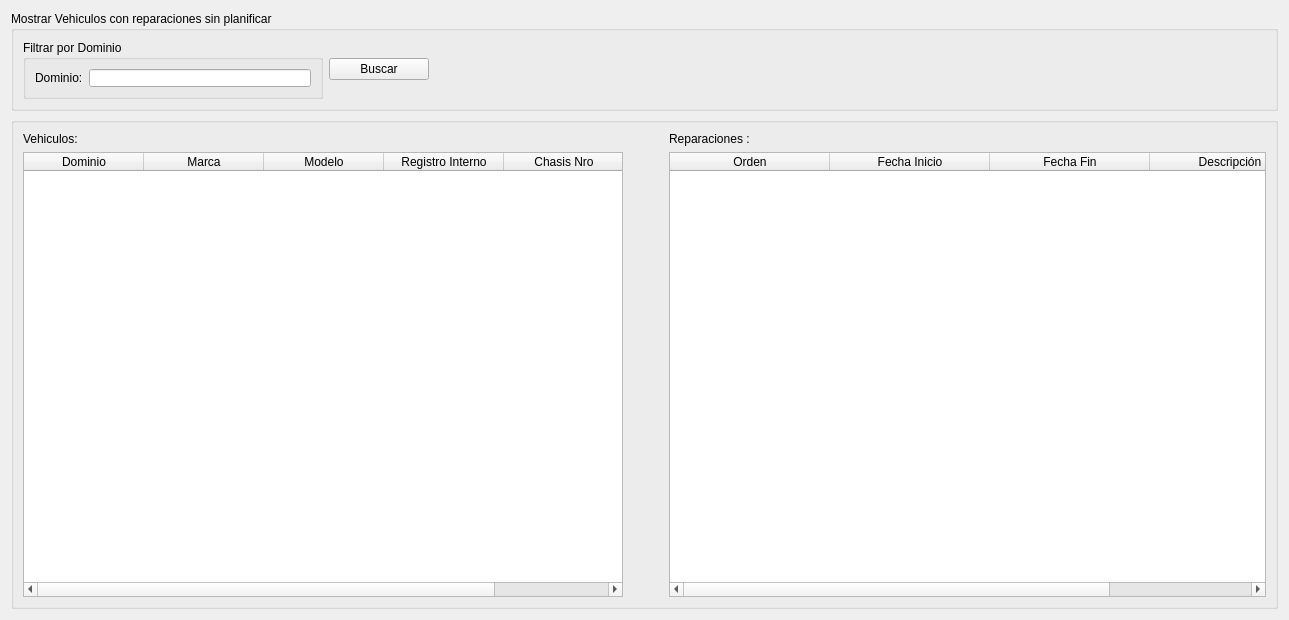
Old version of the form src/ui/WidgetMostrarReparacionesPorVehiculo.ui in the repository guilleurrutia10/division-transporte.
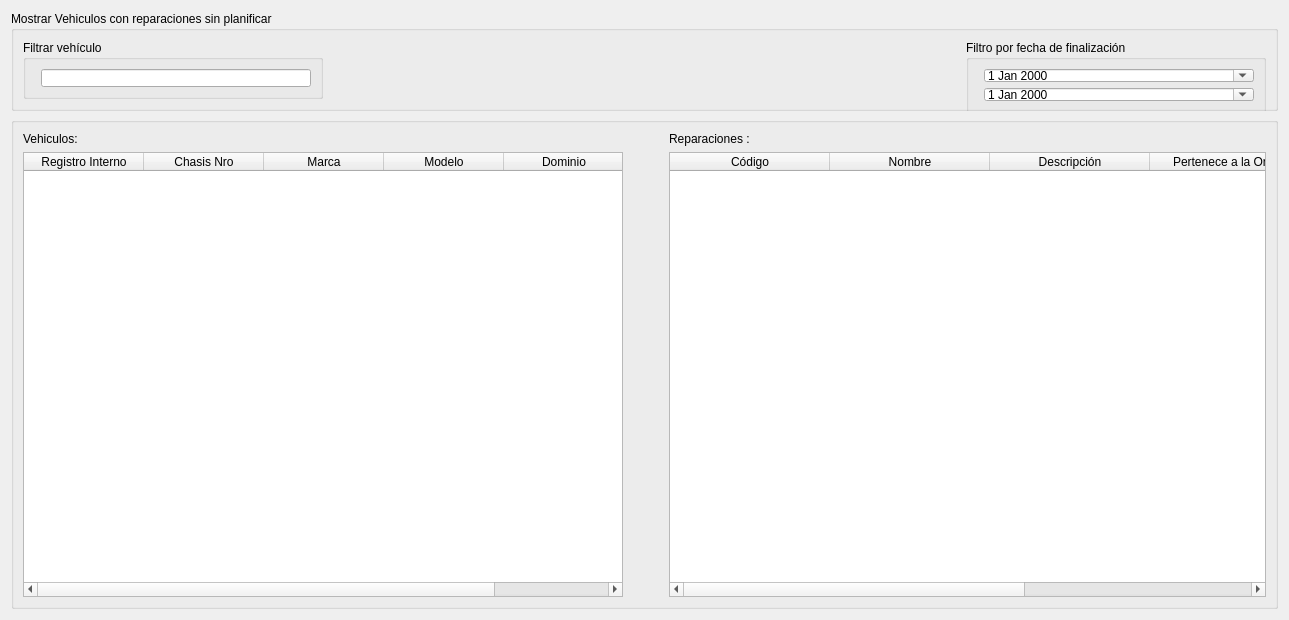
New version of the form.

Commit message: Ver reparaciones en un tiempo determinado. OK

What changed in the file:
```diff
--- a/src/ui/WidgetMostrarReparacionesPorVehiculo.ui
+++ b/src/ui/WidgetMostrarReparacionesPorVehiculo.ui
@@ -56,44 +56,18 @@
          </size>
         </property>
         <property name="title">
-         <string>Filtrar por Dominio</string>
+         <string>Filtrar vehículo</string>
         </property>
         <layout class="QFormLayout" name="formLayout">
          <property name="fieldGrowthPolicy">
           <enum>QFormLayout::AllNonFixedFieldsGrow</enum>
          </property>
-         <item row="0" column="0">
-          <widget class="QLabel" name="label">
-           <property name="text">
-            <string>Dominio:</string>
-           </property>
-          </widget>
-         </item>
          <item row="0" column="1">
           <widget class="QLineEdit" name="lineEdit"/>
          </item>
         </layout>
        </widget>
       </item>
-      <item>
-       <widget class="QPushButton" name="pushButton">
-        <property name="minimumSize">
-         <size>
-          <width>100</width>
-          <height>0</height>
-         </size>
-        </property>
-        <property name="maximumSize">
-         <size>
-          <width>100</width>
-          <height>16777215</height>
-         </size>
-        </property>
-        <property name="text">
-         <string>Buscar</string>
-        </property>
-       </widget>
-      </item>
       <item>
        <spacer name="horizontalSpacer_2">
         <property name="orientation">
@@ -107,6 +81,44 @@
         </property>
        </spacer>
       </item>
+      <item>
+       <widget class="QGroupBox" name="groupBox_5">
+        <property name="minimumSize">
+         <size>
+          <width>300</width>
+          <height>73</height>
+         </size>
+        </property>
+        <property name="maximumSize">
+         <size>
+          <width>300</width>
+          <height>16777215</height>
+         </size>
+        </property>
+        <property name="title">
+         <string>Filtro por fecha de finalización</string>
+        </property>
+        <layout class="QFormLayout" name="formLayout_2">
+         <property name="fieldGrowthPolicy">
+          <enum>QFormLayout::AllNonFixedFieldsGrow</enum>
+         </property>
+         <item row="1" column="1">
+          <widget class="QDateEdit" name="dateEditDesde">
+           <property name="calendarPopup">
+            <bool>true</bool>
+           </property>
+          </widget>
+         </item>
+         <item row="0" column="1">
+          <widget class="QDateEdit" name="dateEditHasta">
+           <property name="calendarPopup">
+            <bool>true</bool>
+           </property>
+          </widget>
+         </item>
+        </layout>
+       </widget>
+      </item>
      </layout>
     </widget>
    </item>
@@ -132,17 +144,12 @@
         </attribute>
         <column>
          <property name="text">
-          <string>Orden</string>
+          <string>Código</string>
          </property>
         </column>
         <column>
          <property name="text">
-          <string>Fecha Inicio</string>
-         </property>
-        </column>
-        <column>
-         <property name="text">
-          <string>Fecha Fin</string>
+          <string>Nombre</string>
          </property>
         </column>
         <column>
@@ -150,6 +157,16 @@
           <string>Descripción</string>
          </property>
         </column>
+        <column>
+         <property name="text">
+          <string>Pertenece a la Orden</string>
+         </property>
+        </column>
+        <column>
+         <property name="text">
+          <string>Fecha Fin</string>
+         </property>
+        </column>
        </widget>
       </item>
       <item row="1" column="0">
@@ -175,21 +192,6 @@
         <attribute name="horizontalHeaderStretchLastSection">
          <bool>true</bool>
         </attribute>
-        <column>
-         <property name="text">
-          <string>Dominio</string>
-         </property>
-        </column>
-        <column>
-         <property name="text">
-          <string>Marca</string>
-         </property>
-        </column>
-        <column>
-         <property name="text">
-          <string>Modelo</string>
-         </property>
-        </column>
         <column>
          <property name="text">
           <string>Registro Interno</string>
@@ -200,6 +202,21 @@
           <string>Chasis Nro</string>
          </property>
         </column>
+        <column>
+         <property name="text">
+          <string>Marca</string>
+         </property>
+        </column>
+        <column>
+         <property name="text">
+          <string>Modelo</string>
+         </property>
+        </column>
+        <column>
+         <property name="text">
+          <string>Dominio</string>
+         </property>
+        </column>
        </widget>
       </item>
       <item row="0" column="0">
```
The commit also changes 20 other files.
